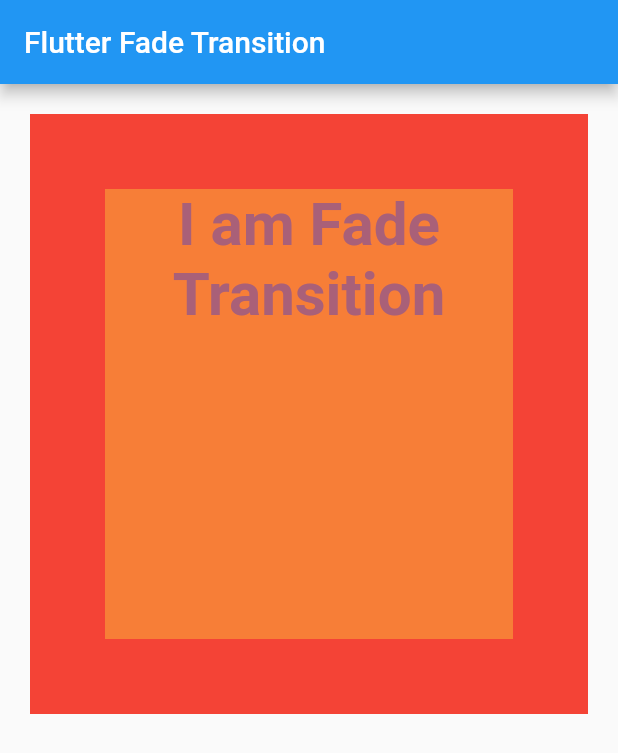
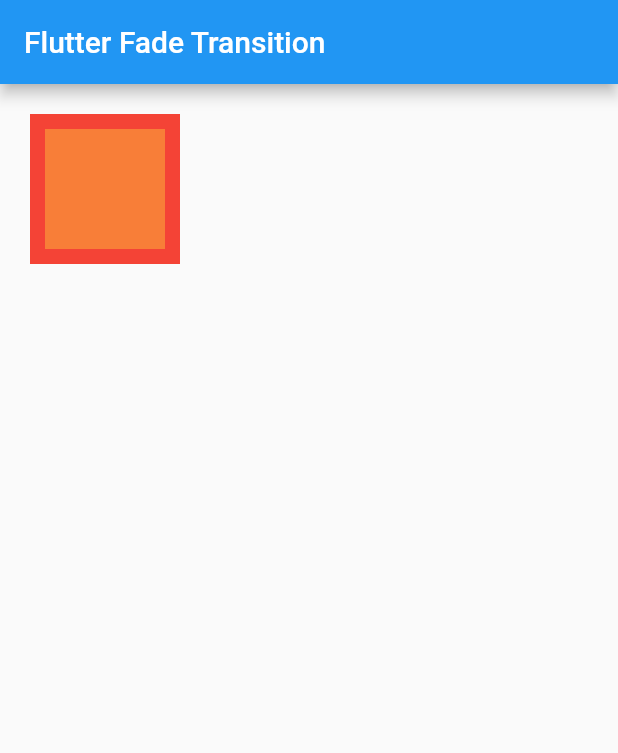
Before and after one commit to sanjibsinha/flutter_artisan, a Flutter app: the first screen one second after launch, on a phone screen of 412 x 824 dp. Shown: the top 753 px of the screen. Run offline on Flutter 3.47's test engine with Material 2 defaults, Android fonts, the phone set to English and light mode, and no system bars.

Commit message:
first and final and final

```diff
--- a/lib/main.dart
+++ b/lib/main.dart
@@ -52,26 +52,17 @@ class _FadeTransitionExampleState extends State<FadeTransitionExample>
   Widget build(BuildContext context) {
     return Container(
       margin: const EdgeInsets.all(20),
-      width: 400.0,
-      height: 400.0,
+      width: 100.0,
+      height: 100.0,
       color: Colors.red,
       child: FadeTransition(
         opacity: _curvedAnimation,
         child: Padding(
-          padding: const EdgeInsets.all(50),
+          padding: const EdgeInsets.all(10),
           child: Container(
             width: 50.0,
             height: 50.0,
             color: Colors.yellow,
-            child: const Text(
-              'I am Fade Transition',
-              textAlign: TextAlign.center,
-              style: TextStyle(
-                fontSize: 40,
-                fontWeight: FontWeight.bold,
-                color: Colors.blue,
-              ),
-            ),
           ),
         ),
       ),
```
